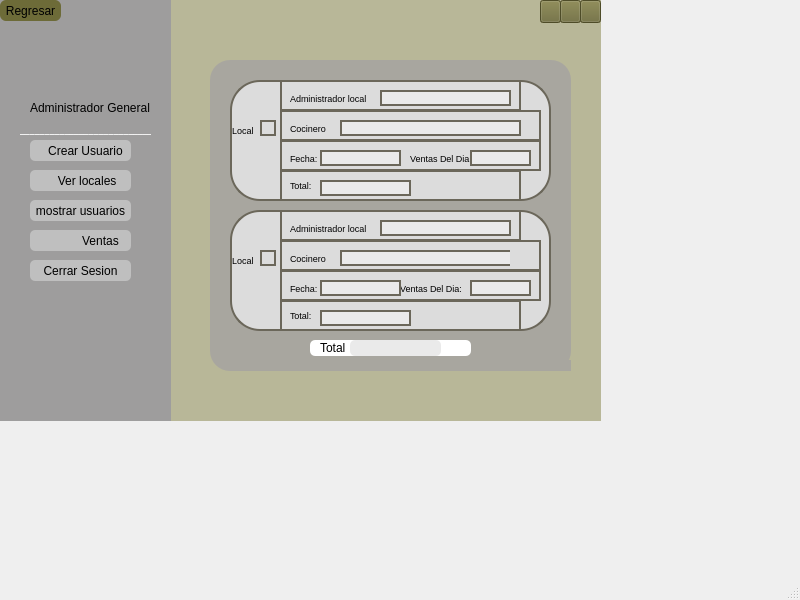
Before: the Qt Designer form Vistas/ui_files/Admi.G(ventas).ui in BlacKomm636/ProyectoPOO, drawn with Qt 5.
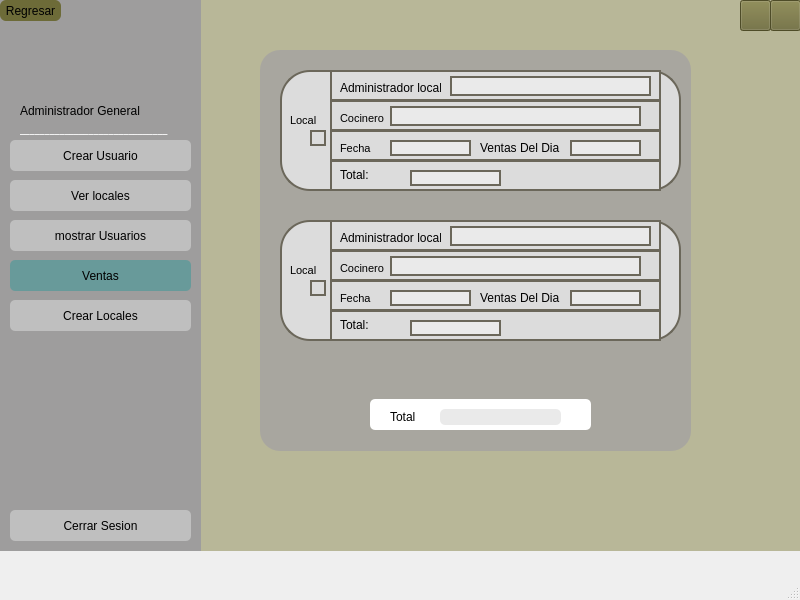
After: the same form once the commit is applied. Icons and pictures are not drawn.

Commit message: implementacion vistas de locales

The edit to the form file:
```diff
--- a/Vistas/ui_files/Admi.G(ventas).ui
+++ b/Vistas/ui_files/Admi.G(ventas).ui
@@ -19,8 +19,8 @@
      <rect>
       <x>0</x>
       <y>0</y>
-      <width>601</width>
-      <height>421</height>
+      <width>831</width>
+      <height>551</height>
      </rect>
     </property>
     <property name="styleSheet">
@@ -32,8 +32,8 @@
       <rect>
        <x>0</x>
        <y>0</y>
-       <width>171</width>
-       <height>451</height>
+       <width>201</width>
+       <height>551</height>
       </rect>
      </property>
      <property name="styleSheet">
@@ -43,7 +43,7 @@
      <widget class="QLabel" name="label_39">
       <property name="geometry">
        <rect>
-        <x>50</x>
+        <x>60</x>
         <y>30</y>
         <width>71</width>
         <height>71</height>
@@ -62,7 +62,7 @@
        <string/>
       </property>
       <property name="pixmap">
-       <pixmap>../../../imagen.png</pixmap>
+       <pixmap>../../../../../OneDrive/Documentos/Isa/POO/Imagenes proyecto/imagenAdministradorGeneral.png</pixmap>
       </property>
       <property name="scaledContents">
        <bool>true</bool>
@@ -74,132 +74,6 @@
        <bool>false</bool>
       </property>
      </widget>
-     <widget class="QLabel" name="label_43">
-      <property name="geometry">
-       <rect>
-        <x>30</x>
-        <y>100</y>
-        <width>121</width>
-        <height>16</height>
-       </rect>
-      </property>
-      <property name="styleSheet">
-       <string notr="true">font: 87 7pt &quot;Arial Black&quot;;</string>
-      </property>
-      <property name="text">
-       <string>Administrador General</string>
-      </property>
-     </widget>
-     <widget class="QPushButton" name="pushButton_24">
-      <property name="geometry">
-       <rect>
-        <x>30</x>
-        <y>140</y>
-        <width>101</width>
-        <height>21</height>
-       </rect>
-      </property>
-      <property name="styleSheet">
-       <string notr="true">border-radius: 5px;
-font: 87 5pt &quot;Arial Black&quot;;
-background-color: rgb(191, 191, 191);</string>
-      </property>
-      <property name="text">
-       <string>   Crear Usuario</string>
-      </property>
-      <property name="icon">
-       <iconset>
-        <normaloff>../Imagenes proyecto/simbolomas.svg</normaloff>../Imagenes proyecto/simbolomas.svg</iconset>
-      </property>
-     </widget>
-     <widget class="QPushButton" name="pushButton_25">
-      <property name="geometry">
-       <rect>
-        <x>30</x>
-        <y>170</y>
-        <width>101</width>
-        <height>21</height>
-       </rect>
-      </property>
-      <property name="styleSheet">
-       <string notr="true">border-radius: 5px;
-font: 87 5pt &quot;Arial Black&quot;;
-background-color: rgb(191, 191, 191);</string>
-      </property>
-      <property name="text">
-       <string>    Ver locales</string>
-      </property>
-      <property name="icon">
-       <iconset>
-        <normaloff>../Imagenes proyecto/mostrarusuario.svg</normaloff>../Imagenes proyecto/mostrarusuario.svg</iconset>
-      </property>
-     </widget>
-     <widget class="QPushButton" name="pushButton_26">
-      <property name="geometry">
-       <rect>
-        <x>30</x>
-        <y>200</y>
-        <width>101</width>
-        <height>21</height>
-       </rect>
-      </property>
-      <property name="styleSheet">
-       <string notr="true">border-radius: 5px;
-font: 87 5pt &quot;Arial Black&quot;;
-background-color: rgb(191, 191, 191);</string>
-      </property>
-      <property name="text">
-       <string>mostrar usuarios</string>
-      </property>
-      <property name="icon">
-       <iconset>
-        <normaloff>../Imagenes proyecto/mostrarusuario.svg</normaloff>../Imagenes proyecto/mostrarusuario.svg</iconset>
-      </property>
-     </widget>
-     <widget class="QPushButton" name="pushButton_27">
-      <property name="geometry">
-       <rect>
-        <x>30</x>
-        <y>230</y>
-        <width>101</width>
-        <height>21</height>
-       </rect>
-      </property>
-      <property name="styleSheet">
-       <string notr="true">border-radius: 5px;
-font: 87 5pt &quot;Arial Black&quot;;
-background-color: rgb(191, 191, 191);</string>
-      </property>
-      <property name="text">
-       <string>            Ventas</string>
-      </property>
-      <property name="icon">
-       <iconset>
-        <normaloff>../Imagenes proyecto/carritodeventas.svg</normaloff>../Imagenes proyecto/carritodeventas.svg</iconset>
-      </property>
-     </widget>
-     <widget class="QPushButton" name="pushButton_28">
-      <property name="geometry">
-       <rect>
-        <x>30</x>
-        <y>260</y>
-        <width>101</width>
-        <height>21</height>
-       </rect>
-      </property>
-      <property name="styleSheet">
-       <string notr="true">border-radius: 5px;
-font: 87 5pt &quot;Arial Black&quot;;
-background-color: rgb(191, 191, 191);</string>
-      </property>
-      <property name="text">
-       <string>Cerrar Sesion</string>
-      </property>
-      <property name="icon">
-       <iconset>
-        <normaloff>../Imagenes proyecto/cerrarsesion.svg</normaloff>../Imagenes proyecto/cerrarsesion.svg</iconset>
-      </property>
-     </widget>
      <widget class="QLabel" name="label_45">
       <property name="geometry">
        <rect>
@@ -216,7 +90,7 @@
        <string/>
       </property>
       <property name="pixmap">
-       <pixmap>../../../logo.png</pixmap>
+       <pixmap>../../../../../../../logo.png</pixmap>
       </property>
       <property name="scaledContents">
        <bool>true</bool>
@@ -243,7 +117,7 @@
       </property>
       <property name="icon">
        <iconset>
-        <normaloff>../Imagenes proyecto/regresar.svg</normaloff>../Imagenes proyecto/regresar.svg</iconset>
+        <normaloff>../../../../../Imagenes proyecto/regresar.svg</normaloff>../../../../../Imagenes proyecto/regresar.svg</iconset>
       </property>
      </widget>
      <widget class="QLabel" name="label">
@@ -251,7 +125,7 @@
        <rect>
         <x>20</x>
         <y>120</y>
-        <width>131</width>
+        <width>161</width>
         <height>16</height>
        </rect>
       </property>
@@ -270,24 +144,180 @@
        <string>______________________________</string>
       </property>
      </widget>
-     <zorder>pushButton_27</zorder>
-     <zorder>label_39</zorder>
-     <zorder>label_43</zorder>
-     <zorder>pushButton_24</zorder>
-     <zorder>pushButton_25</zorder>
-     <zorder>pushButton_26</zorder>
-     <zorder>pushButton_28</zorder>
-     <zorder>label_45</zorder>
-     <zorder>pushButton_29</zorder>
-     <zorder>label</zorder>
+     <widget class="QLabel" name="label_3">
+      <property name="geometry">
+       <rect>
+        <x>20</x>
+        <y>100</y>
+        <width>161</width>
+        <height>21</height>
+       </rect>
+      </property>
+      <property name="styleSheet">
+       <string notr="true">font: 87 10pt &quot;Arial Black&quot;;</string>
+      </property>
+      <property name="text">
+       <string>Administrador General</string>
+      </property>
+     </widget>
+     <widget class="QPushButton" name="btnCrearUsuario_3">
+      <property name="geometry">
+       <rect>
+        <x>10</x>
+        <y>140</y>
+        <width>181</width>
+        <height>31</height>
+       </rect>
+      </property>
+      <property name="cursor">
+       <cursorShape>PointingHandCursor</cursorShape>
+      </property>
+      <property name="styleSheet">
+       <string notr="true">border-radius: 5px;
+font: 87 8pt &quot;Arial Black&quot;;
+background-color: rgb(191, 191, 191);</string>
+      </property>
+      <property name="text">
+       <string>Crear Usuario</string>
+      </property>
+      <property name="icon">
+       <iconset>
+        <normaloff>../../../../../Imagenes proyecto/simbolomas.svg</normaloff>../../../../../Imagenes proyecto/simbolomas.svg</iconset>
+      </property>
+     </widget>
+     <widget class="QPushButton" name="btnVerLocales_2">
+      <property name="geometry">
+       <rect>
+        <x>10</x>
+        <y>180</y>
+        <width>181</width>
+        <height>31</height>
+       </rect>
+      </property>
+      <property name="cursor">
+       <cursorShape>PointingHandCursor</cursorShape>
+      </property>
+      <property name="styleSheet">
+       <string notr="true">border-radius: 5px;
+font: 87 8pt &quot;Arial Black&quot;;
+background-color: rgb(191, 191, 191);</string>
+      </property>
+      <property name="text">
+       <string>Ver locales</string>
+      </property>
+      <property name="icon">
+       <iconset>
+        <normaloff>../../../../../Imagenes proyecto/mostrarusuario.svg</normaloff>../../../../../Imagenes proyecto/mostrarusuario.svg</iconset>
+      </property>
+     </widget>
+     <widget class="QPushButton" name="btnventas">
+      <property name="geometry">
+       <rect>
+        <x>10</x>
+        <y>260</y>
+        <width>181</width>
+        <height>31</height>
+       </rect>
+      </property>
+      <property name="cursor">
+       <cursorShape>PointingHandCursor</cursorShape>
+      </property>
+      <property name="styleSheet">
+       <string notr="true">border-radius: 5px;
+font: 87 8pt &quot;Arial Black&quot;;
+background-color: #689A9A;</string>
+      </property>
+      <property name="text">
+       <string>Ventas</string>
+      </property>
+      <property name="icon">
+       <iconset>
+        <normaloff>../../../../../Imagenes proyecto/mostrarusuario.svg</normaloff>../../../../../Imagenes proyecto/mostrarusuario.svg</iconset>
+      </property>
+     </widget>
+     <widget class="QPushButton" name="btnMostrarUsuarios">
+      <property name="geometry">
+       <rect>
+        <x>10</x>
+        <y>220</y>
+        <width>181</width>
+        <height>31</height>
+       </rect>
+      </property>
+      <property name="cursor">
+       <cursorShape>PointingHandCursor</cursorShape>
+      </property>
+      <property name="styleSheet">
+       <string notr="true">border-radius: 5px;
+font: 87 8pt &quot;Arial Black&quot;;
+background-color: rgb(191, 191, 191);</string>
+      </property>
+      <property name="text">
+       <string>mostrar Usuarios</string>
+      </property>
+      <property name="icon">
+       <iconset>
+        <normaloff>../../../../../Imagenes proyecto/cart-shopping-solid.svg</normaloff>../../../../../Imagenes proyecto/cart-shopping-solid.svg</iconset>
+      </property>
+     </widget>
+     <widget class="QPushButton" name="btnCrearUsuario_4">
+      <property name="geometry">
+       <rect>
+        <x>10</x>
+        <y>300</y>
+        <width>181</width>
+        <height>31</height>
+       </rect>
+      </property>
+      <property name="cursor">
+       <cursorShape>PointingHandCursor</cursorShape>
+      </property>
+      <property name="styleSheet">
+       <string notr="true">border-radius: 5px;
+font: 87 8pt &quot;Arial Black&quot;;
+background-color: rgb(191, 191, 191);</string>
+      </property>
+      <property name="text">
+       <string>Crear Locales</string>
+      </property>
+      <property name="icon">
+       <iconset>
+        <normaloff>../../../../../Imagenes proyecto/simbolomas.svg</normaloff>../../../../../Imagenes proyecto/simbolomas.svg</iconset>
+      </property>
+     </widget>
+     <widget class="QPushButton" name="btnLogout_2">
+      <property name="geometry">
+       <rect>
+        <x>10</x>
+        <y>510</y>
+        <width>181</width>
+        <height>31</height>
+       </rect>
+      </property>
+      <property name="cursor">
+       <cursorShape>PointingHandCursor</cursorShape>
+      </property>
+      <property name="styleSheet">
+       <string notr="true">border-radius: 5px;
+font: 87 8pt &quot;Arial Black&quot;;
+background-color: rgb(191, 191, 191);</string>
+      </property>
+      <property name="text">
+       <string>Cerrar Sesion</string>
+      </property>
+      <property name="icon">
+       <iconset>
+        <normaloff>../../../../../Imagenes proyecto/cerrarsesion.svg</normaloff>../../../../../Imagenes proyecto/cerrarsesion.svg</iconset>
+      </property>
+     </widget>
     </widget>
     <widget class="QWidget" name="widget_13" native="true">
      <property name="geometry">
       <rect>
-       <x>210</x>
-       <y>60</y>
-       <width>361</width>
-       <height>311</height>
+       <x>260</x>
+       <y>50</y>
+       <width>431</width>
+       <height>401</height>
       </rect>
      </property>
      <property name="styleSheet">
@@ -298,10 +328,10 @@
      <widget class="QWidget" name="widget_16" native="true">
       <property name="geometry">
        <rect>
-        <x>100</x>
-        <y>280</y>
-        <width>161</width>
-        <height>16</height>
+        <x>110</x>
+        <y>349</y>
+        <width>221</width>
+        <height>31</height>
        </rect>
       </property>
       <property name="styleSheet">
@@ -312,14 +342,15 @@
       <widget class="QLabel" name="label_66">
        <property name="geometry">
         <rect>
-         <x>10</x>
-         <y>0</y>
+         <x>20</x>
+         <y>10</y>
          <width>31</width>
          <height>16</height>
         </rect>
        </property>
        <property name="styleSheet">
-        <string notr="true">font: 7pt &quot;MS Shell Dlg 2&quot;;
+        <string notr="true">
+font: 10pt &quot;MS Shell Dlg 2&quot;;
 </string>
        </property>
        <property name="text">
@@ -329,9 +360,9 @@
       <widget class="QLabel" name="label_13">
        <property name="geometry">
         <rect>
-         <x>40</x>
-         <y>0</y>
-         <width>91</width>
+         <x>70</x>
+         <y>10</y>
+         <width>121</width>
          <height>16</height>
         </rect>
        </property>
@@ -364,7 +395,7 @@
        <rect>
         <x>20</x>
         <y>20</y>
-        <width>321</width>
+        <width>401</width>
         <height>121</height>
        </rect>
       </property>
@@ -377,16 +408,16 @@
       <widget class="QLabel" name="label_29">
        <property name="geometry">
         <rect>
-         <x>2</x>
+         <x>10</x>
          <y>40</y>
-         <width>21</width>
+         <width>31</width>
          <height>20</height>
         </rect>
        </property>
        <property name="font">
         <font>
          <family>MS Shell Dlg 2</family>
-         <pointsize>7</pointsize>
+         <pointsize>8</pointsize>
          <weight>50</weight>
          <italic>false</italic>
          <bold>false</bold>
@@ -394,7 +425,7 @@
        </property>
        <property name="styleSheet">
         <string notr="true">border: none;
-font: 7pt &quot;MS Shell Dlg 2&quot;;</string>
+font: 8pt &quot;MS Shell Dlg 2&quot;;</string>
        </property>
        <property name="text">
         <string>Local</string>
@@ -405,14 +436,14 @@
         <rect>
          <x>60</x>
          <y>10</y>
-         <width>91</width>
+         <width>101</width>
          <height>16</height>
         </rect>
        </property>
        <property name="font">
         <font>
          <family>MS Shell Dlg 2</family>
-         <pointsize>7</pointsize>
+         <pointsize>9</pointsize>
          <weight>50</weight>
          <italic>false</italic>
          <bold>false</bold>
@@ -420,7 +451,7 @@
        </property>
        <property name="styleSheet">
         <string notr="true">border:none;
-font: 7pt &quot;MS Shell Dlg 2&quot;;</string>
+font: 9pt &quot;MS Shell Dlg 2&quot;;</string>
        </property>
        <property name="text">
         <string>Administrador local</string>
@@ -438,7 +469,7 @@
        <property name="font">
         <font>
          <family>MS Shell Dlg 2</family>
-         <pointsize>7</pointsize>
+         <pointsize>9</pointsize>
          <weight>50</weight>
          <italic>false</italic>
          <bold>false</bold>
@@ -446,7 +477,7 @@
        </property>
        <property name="styleSheet">
         <string notr="true">border:none;
-font: 7pt &quot;MS Shell Dlg 2&quot;;</string>
+font: 9pt &quot;MS Shell Dlg 2&quot;;</string>
        </property>
        <property name="text">
         <string>Total:</string>
@@ -456,7 +487,7 @@
        <property name="geometry">
         <rect>
          <x>30</x>
-         <y>40</y>
+         <y>60</y>
          <width>16</width>
          <height>16</height>
         </rect>
@@ -468,10 +499,10 @@
       <widget class="QLabel" name="label_14">
        <property name="geometry">
         <rect>
-         <x>150</x>
-         <y>10</y>
-         <width>131</width>
-         <height>16</height>
+         <x>170</x>
+         <y>6</y>
+         <width>201</width>
+         <height>20</height>
         </rect>
        </property>
        <property name="styleSheet">
@@ -525,7 +556,7 @@
        <property name="font">
         <font>
          <family>MS Shell Dlg 2</family>
-         <pointsize>7</pointsize>
+         <pointsize>8</pointsize>
          <weight>50</weight>
          <italic>false</italic>
          <bold>false</bold>
@@ -533,7 +564,7 @@
        </property>
        <property name="styleSheet">
         <string notr="true">border:none;
-font: 7pt &quot;MS Shell Dlg 2&quot;;</string>
+font: 8pt &quot;MS Shell Dlg 2&quot;;</string>
        </property>
        <property name="text">
         <string>Cocinero</string>
@@ -543,9 +574,9 @@
        <property name="geometry">
         <rect>
          <x>110</x>
-         <y>40</y>
-         <width>181</width>
-         <height>16</height>
+         <y>36</y>
+         <width>251</width>
+         <height>20</height>
         </rect>
        </property>
        <property name="styleSheet">
@@ -560,7 +591,7 @@
         <rect>
          <x>250</x>
          <y>0</y>
-         <width>41</width>
+         <width>131</width>
          <height>31</height>
         </rect>
        </property>
@@ -576,7 +607,7 @@
         <rect>
          <x>280</x>
          <y>30</y>
-         <width>31</width>
+         <width>101</width>
          <height>31</height>
         </rect>
        </property>
@@ -599,7 +630,7 @@
        <property name="font">
         <font>
          <family>MS Shell Dlg 2</family>
-         <pointsize>7</pointsize>
+         <pointsize>8</pointsize>
          <weight>50</weight>
          <italic>false</italic>
          <bold>false</bold>
@@ -607,7 +638,7 @@
        </property>
        <property name="styleSheet">
         <string notr="true">border:none;
-font: 7pt &quot;MS Shell Dlg 2&quot;;</string>
+font: 8pt &quot;MS Shell Dlg 2&quot;;</string>
        </property>
        <property name="text">
         <string>Fecha:</string>
@@ -632,16 +663,16 @@
       <widget class="QLabel" name="label_35">
        <property name="geometry">
         <rect>
-         <x>180</x>
+         <x>200</x>
          <y>70</y>
-         <width>71</width>
+         <width>81</width>
          <height>16</height>
         </rect>
        </property>
        <property name="font">
         <font>
          <family>MS Shell Dlg 2</family>
-         <pointsize>7</pointsize>
+         <pointsize>9</pointsize>
          <weight>50</weight>
          <italic>false</italic>
          <bold>false</bold>
@@ -649,7 +680,7 @@
        </property>
        <property name="styleSheet">
         <string notr="true">border:none;
-font: 7pt &quot;MS Shell Dlg 2&quot;;</string>
+font: 9pt &quot;MS Shell Dlg 2&quot;;</string>
        </property>
        <property name="text">
         <string>Ventas Del Dia:</string>
@@ -660,7 +691,7 @@
         <rect>
          <x>280</x>
          <y>60</y>
-         <width>31</width>
+         <width>101</width>
          <height>31</height>
         </rect>
        </property>
@@ -674,7 +705,7 @@
       <widget class="QLabel" name="label_16">
        <property name="geometry">
         <rect>
-         <x>90</x>
+         <x>110</x>
          <y>70</y>
          <width>81</width>
          <height>16</height>
@@ -690,9 +721,9 @@
       <widget class="QLabel" name="label_17">
        <property name="geometry">
         <rect>
-         <x>240</x>
+         <x>290</x>
          <y>70</y>
-         <width>61</width>
+         <width>71</width>
          <height>16</height>
         </rect>
        </property>
@@ -706,7 +737,7 @@
       <widget class="QLabel" name="label_18">
        <property name="geometry">
         <rect>
-         <x>90</x>
+         <x>130</x>
          <y>100</y>
          <width>91</width>
          <height>16</height>
@@ -740,7 +771,7 @@
         <rect>
          <x>260</x>
          <y>90</y>
-         <width>31</width>
+         <width>121</width>
          <height>31</height>
         </rect>
        </property>
@@ -792,8 +823,8 @@
       <property name="geometry">
        <rect>
         <x>20</x>
-        <y>150</y>
-        <width>321</width>
+        <y>170</y>
+        <width>401</width>
         <height>121</height>
        </rect>
       </property>
@@ -806,16 +837,16 @@
       <widget class="QLabel" name="label_30">
        <property name="geometry">
         <rect>
-         <x>2</x>
+         <x>10</x>
          <y>40</y>
-         <width>21</width>
+         <width>31</width>
          <height>20</height>
         </rect>
        </property>
        <property name="font">
         <font>
          <family>MS Shell Dlg 2</family>
-         <pointsize>7</pointsize>
+         <pointsize>8</pointsize>
          <weight>50</weight>
          <italic>false</italic>
          <bold>false</bold>
@@ -823,7 +854,7 @@
        </property>
        <property name="styleSheet">
         <string notr="true">border: none;
-font: 7pt &quot;MS Shell Dlg 2&quot;;</string>
+font: 8pt &quot;MS Shell Dlg 2&quot;;</string>
        </property>
        <property name="text">
         <string>Local</string>
@@ -834,14 +865,14 @@
         <rect>
          <x>60</x>
          <y>10</y>
-         <width>91</width>
+         <width>101</width>
          <height>16</height>
         </rect>
        </property>
        <property name="font">
         <font>
          <family>MS Shell Dlg 2</family>
-         <pointsize>7</pointsize>
+         <pointsize>9</pointsize>
          <weight>50</weight>
          <italic>false</italic>
          <bold>false</bold>
@@ -849,7 +880,7 @@
        </property>
        <property name="styleSheet">
         <string notr="true">border:none;
-font: 7pt &quot;MS Shell Dlg 2&quot;;</string>
+font: 9pt &quot;MS Shell Dlg 2&quot;;</string>
        </property>
        <property name="text">
         <string>Administrador local</string>
@@ -867,7 +898,7 @@
        <property name="font">
         <font>
          <family>MS Shell Dlg 2</family>
-         <pointsize>7</pointsize>
+         <pointsize>9</pointsize>
          <weight>50</weight>
          <italic>false</italic>
          <bold>false</bold>
@@ -875,7 +906,7 @@
        </property>
        <property name="styleSheet">
         <string notr="true">border:none;
-font: 7pt &quot;MS Shell Dlg 2&quot;;</string>
+font: 9pt &quot;MS Shell Dlg 2&quot;;</string>
        </property>
        <property name="text">
         <string>Total:</string>
@@ -885,7 +916,7 @@
        <property name="geometry">
         <rect>
          <x>30</x>
-         <y>40</y>
+         <y>60</y>
          <width>16</width>
          <height>16</height>
         </rect>
@@ -897,10 +928,10 @@
       <widget class="QLabel" name="label_19">
        <property name="geometry">
         <rect>
-         <x>150</x>
-         <y>10</y>
-         <width>131</width>
-         <height>16</height>
+         <x>170</x>
+         <y>6</y>
+         <width>201</width>
+         <height>20</height>
         </rect>
        </property>
        <property name="styleSheet">
@@ -954,7 +985,7 @@
        <property name="font">
         <font>
          <family>MS Shell Dlg 2</family>
-         <pointsize>7</pointsize>
+         <pointsize>8</pointsize>
          <weight>50</weight>
          <italic>false</italic>
          <bold>false</bold>
@@ -962,7 +993,7 @@
        </property>
        <property name="styleSheet">
         <string notr="true">border:none;
-font: 7pt &quot;MS Shell Dlg 2&quot;;</string>
+font: 8pt &quot;MS Shell Dlg 2&quot;;</string>
        </property>
        <property name="text">
         <string>Cocinero</string>
@@ -972,9 +1003,9 @@
        <property name="geometry">
         <rect>
          <x>110</x>
-         <y>40</y>
-         <width>181</width>
-         <height>16</height>
+         <y>36</y>
+         <width>251</width>
+         <height>20</height>
         </rect>
        </property>
        <property name="styleSheet">
@@ -989,7 +1020,7 @@
         <rect>
          <x>250</x>
          <y>0</y>
-         <width>41</width>
+         <width>131</width>
          <height>31</height>
         </rect>
        </property>
@@ -1005,7 +1036,7 @@
         <rect>
          <x>280</x>
          <y>30</y>
-         <width>31</width>
+         <width>101</width>
          <height>31</height>
         </rect>
        </property>
@@ -1028,7 +1059,7 @@
        <property name="font">
         <font>
          <family>MS Shell Dlg 2</family>
-         <pointsize>7</pointsize>
+         <pointsize>8</pointsize>
          <weight>50</weight>
          <italic>false</italic>
          <bold>false</bold>
@@ -1036,7 +1067,7 @@
        </property>
        <property name="styleSheet">
         <string notr="true">border:none;
-font: 7pt &quot;MS Shell Dlg 2&quot;;</string>
+font: 8pt &quot;MS Shell Dlg 2&quot;;</string>
        </property>
        <property name="text">
         <string>Fecha:</string>
@@ -1058,19 +1089,19 @@
         <enum>Qt::Horizontal</enum>
        </property>
       </widget>
-      <widget class="QLabel" name="label_44">
+      <widget class="QLabel" name="label_43">
        <property name="geometry">
         <rect>
-         <x>170</x>
+         <x>200</x>
          <y>70</y>
-         <width>71</width>
+         <width>81</width>
          <height>16</height>
         </rect>
        </property>
        <property name="font">
         <font>
          <family>MS Shell Dlg 2</family>
-         <pointsize>7</pointsize>
+         <pointsize>9</pointsize>
          <weight>50</weight>
          <italic>false</italic>
          <bold>false</bold>
@@ -1078,7 +1109,7 @@
        </property>
        <property name="styleSheet">
         <string notr="true">border:none;
-font: 7pt &quot;MS Shell Dlg 2&quot;;</string>
+font: 9pt &quot;MS Shell Dlg 2&quot;;</string>
        </property>
        <property name="text">
         <string>Ventas Del Dia:</string>
@@ -1089,7 +1120,7 @@
         <rect>
          <x>280</x>
          <y>60</y>
-         <width>31</width>
+         <width>101</width>
          <height>31</height>
         </rect>
        </property>
@@ -1103,7 +1134,7 @@
       <widget class="QLabel" name="label_21">
        <property name="geometry">
         <rect>
-         <x>90</x>
+         <x>110</x>
          <y>70</y>
          <width>81</width>
          <height>16</height>
@@ -1119,9 +1150,9 @@
       <widget class="QLabel" name="label_22">
        <property name="geometry">
         <rect>
-         <x>240</x>
+         <x>290</x>
          <y>70</y>
-         <width>61</width>
+         <width>71</width>
          <height>16</height>
         </rect>
        </property>
@@ -1135,7 +1166,7 @@
       <widget class="QLabel" name="label_23">
        <property name="geometry">
         <rect>
-         <x>90</x>
+         <x>130</x>
          <y>100</y>
          <width>91</width>
          <height>16</height>
@@ -1169,7 +1200,7 @@
         <rect>
          <x>260</x>
          <y>90</y>
-         <width>31</width>
+         <width>121</width>
          <height>31</height>
         </rect>
        </property>
@@ -1180,35 +1211,35 @@
         <enum>Qt::Horizontal</enum>
        </property>
       </widget>
+      <zorder>line_33</zorder>
       <zorder>line_32</zorder>
       <zorder>line_30</zorder>
+      <zorder>line_29</zorder>
       <zorder>line_26</zorder>
+      <zorder>line_28</zorder>
       <zorder>label_30</zorder>
       <zorder>label_37</zorder>
       <zorder>label_38</zorder>
       <zorder>label_40</zorder>
+      <zorder>label_19</zorder>
       <zorder>line_27</zorder>
       <zorder>label_41</zorder>
       <zorder>label_20</zorder>
-      <zorder>line_28</zorder>
-      <zorder>line_29</zorder>
       <zorder>label_42</zorder>
-      <zorder>label_44</zorder>
+      <zorder>label_43</zorder>
       <zorder>line_31</zorder>
       <zorder>label_21</zorder>
       <zorder>label_22</zorder>
       <zorder>label_23</zorder>
-      <zorder>line_33</zorder>
-      <zorder>label_19</zorder>
      </widget>
     </widget>
     <widget class="QPushButton" name="pushButton_35">
      <property name="geometry">
       <rect>
-       <x>580</x>
+       <x>770</x>
        <y>0</y>
-       <width>21</width>
-       <height>23</height>
+       <width>31</width>
+       <height>31</height>
       </rect>
      </property>
      <property name="styleSheet">
@@ -1219,16 +1250,16 @@
      </property>
      <property name="icon">
       <iconset>
-       <normaloff>../Imagenes proyecto/x-solid.svg</normaloff>../Imagenes proyecto/x-solid.svg</iconset>
+       <normaloff>../../../../../Imagenes proyecto/x-solid.svg</normaloff>../../../../../Imagenes proyecto/x-solid.svg</iconset>
      </property>
     </widget>
     <widget class="QPushButton" name="pushButton_36">
      <property name="geometry">
       <rect>
-       <x>560</x>
+       <x>740</x>
        <y>0</y>
-       <width>21</width>
-       <height>23</height>
+       <width>31</width>
+       <height>31</height>
       </rect>
      </property>
      <property name="styleSheet">
@@ -1239,27 +1270,7 @@
      </property>
      <property name="icon">
       <iconset>
-       <normaloff>../Imagenes proyecto/window-restore-regular.svg</normaloff>../Imagenes proyecto/window-restore-regular.svg</iconset>
-     </property>
-    </widget>
-    <widget class="QPushButton" name="pushButton_37">
-     <property name="geometry">
-      <rect>
-       <x>540</x>
-       <y>0</y>
-       <width>21</width>
-       <height>23</height>
-      </rect>
-     </property>
-     <property name="styleSheet">
-      <string notr="true">background-color: rgb(109, 107, 56);</string>
-     </property>
-     <property name="text">
-      <string/>
-     </property>
-     <property name="icon">
-      <iconset>
-       <normaloff>../Imagenes proyecto/minus-solid.svg</normaloff>../Imagenes proyecto/minus-solid.svg</iconset>
+       <normaloff>../../../../../Imagenes proyecto/window-restore-regular.svg</normaloff>../../../../../Imagenes proyecto/window-restore-regular.svg</iconset>
      </property>
     </widget>
    </widget>
```
The commit also changes 5 other files.
